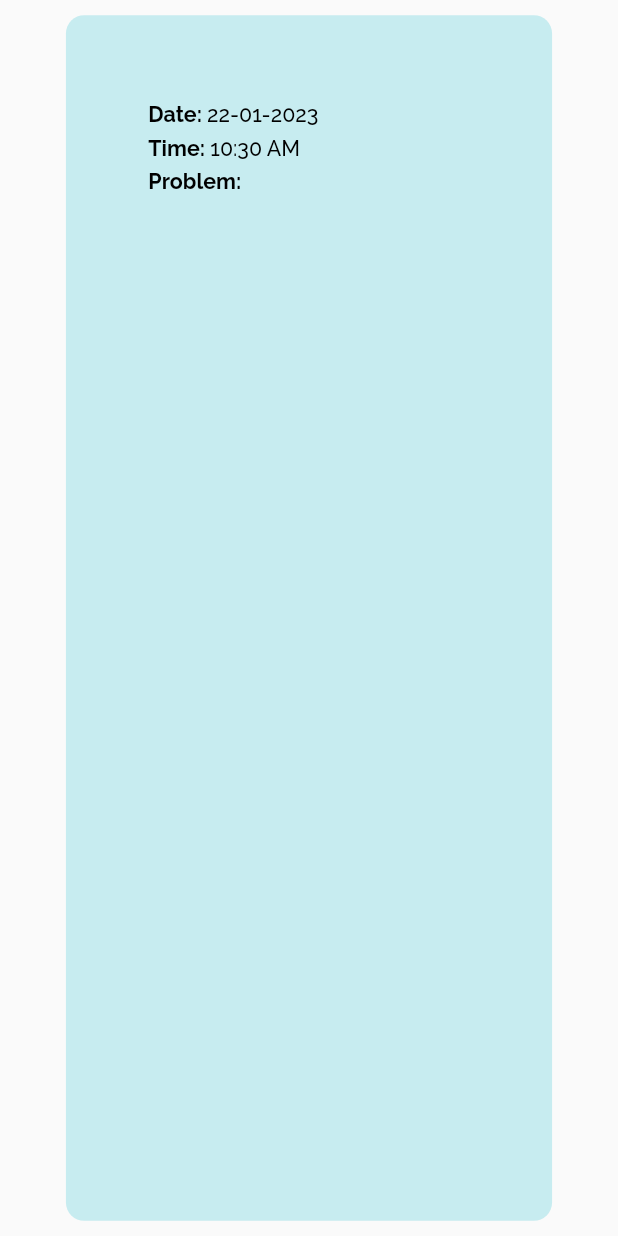
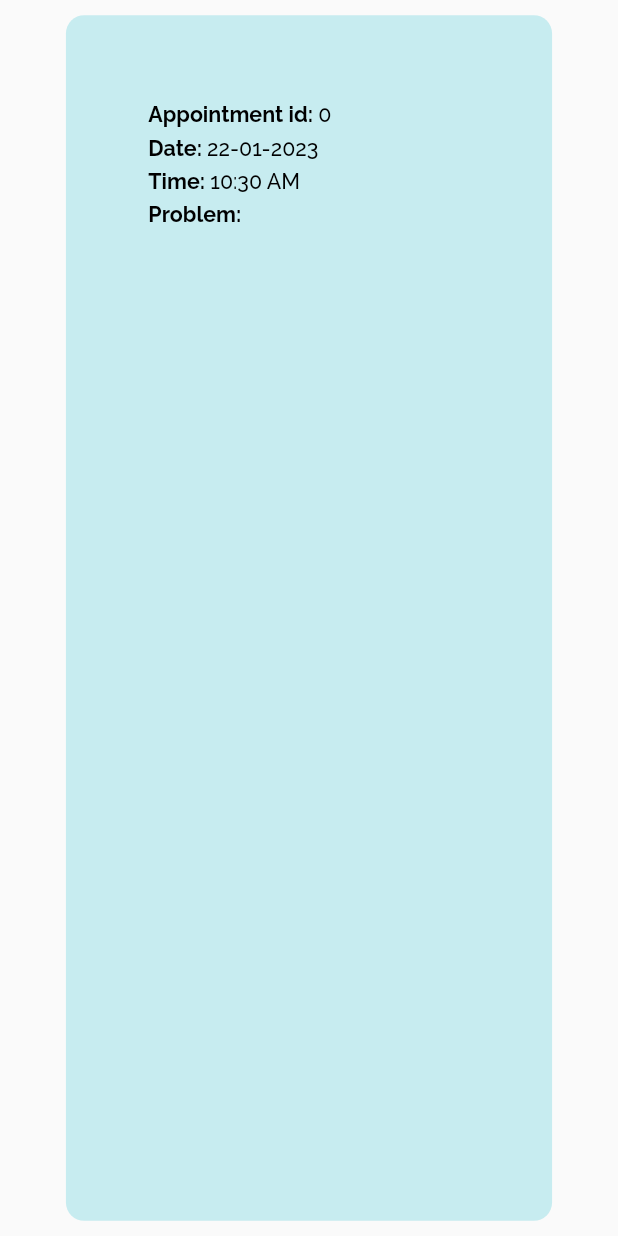
Before and after one commit to mryadavdilip/family_dental_clinic, a Flutter app: the AppointmentsCard widget shown alone on an empty page, opened directly with empty values, on a phone screen of 412 x 824 dp. Run offline on Flutter 3.47's test engine with Material 2 defaults, Android fonts, the phone set to English and light mode, and no system bars; our stand-ins replace carousel_slider, cloud_firestore, file_picker, firebase_auth, firebase_core, firebase_storage and 7 more; missing offline and left inert: age_calculator, syncfusion_flutter_pdfviewer; accounts and stored records are empty; network calls fail.

Commit message:
appointment card

```diff
--- a/lib/CustomWidgets/AppointmentsCard.dart
+++ b/lib/CustomWidgets/AppointmentsCard.dart
@@ -60,6 +60,10 @@ class _AppointmentsCardState extends State<AppointmentsCard> {
                   ),
                 ),
                 SizedBox(height: 20.h),
+                profileField('Appointment id: ',
+                    widget.response!.appointmentId.toString(),
+                    size: 13),
+                SizedBox(height: 5.h),
                 profileField('Date: ',
                     DateFormat('dd-MM-yyyy').format(widget.response!.time),
                     size: 13),
@@ -84,12 +88,12 @@ class _AppointmentsCardState extends State<AppointmentsCard> {
               ],
             ),
           ),
-          Visibility(
-            visible: widget.isAdmin &&
-                widget.response!.status == AppointmentStatus.confirm.name,
-            child: Row(
-              children: [
-                IconButton(
+          Row(
+            children: [
+              Visibility(
+                visible: widget.isAdmin &&
+                    widget.response!.status == AppointmentStatus.confirm.name,
+                child: IconButton(
                   iconSize: 30.sp,
                   padding: EdgeInsets.zero,
                   onPressed: () {
@@ -101,7 +105,11 @@ class _AppointmentsCardState extends State<AppointmentsCard> {
                     size: 30.sp,
                   ),
                 ),
-                IconButton(
+              ),
+              Visibility(
+                visible: widget.isAdmin &&
+                    widget.response!.status == AppointmentStatus.visited.name,
+                child: IconButton(
                   iconSize: 30.sp,
                   padding: EdgeInsets.zero,
                   onPressed: () {
@@ -115,8 +123,8 @@ class _AppointmentsCardState extends State<AppointmentsCard> {
                     size: 30.sp,
                   ),
                 ),
-              ],
-            ),
+              ),
+            ],
           ),
           Visibility(
             visible: widget.isAdmin,
```
